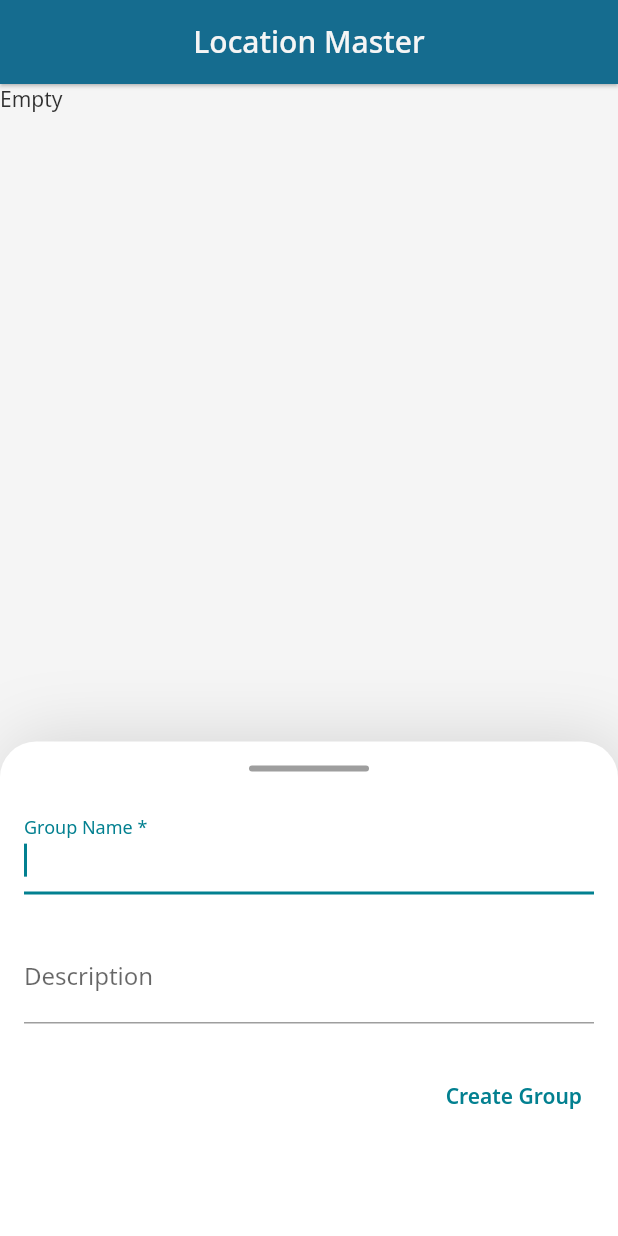
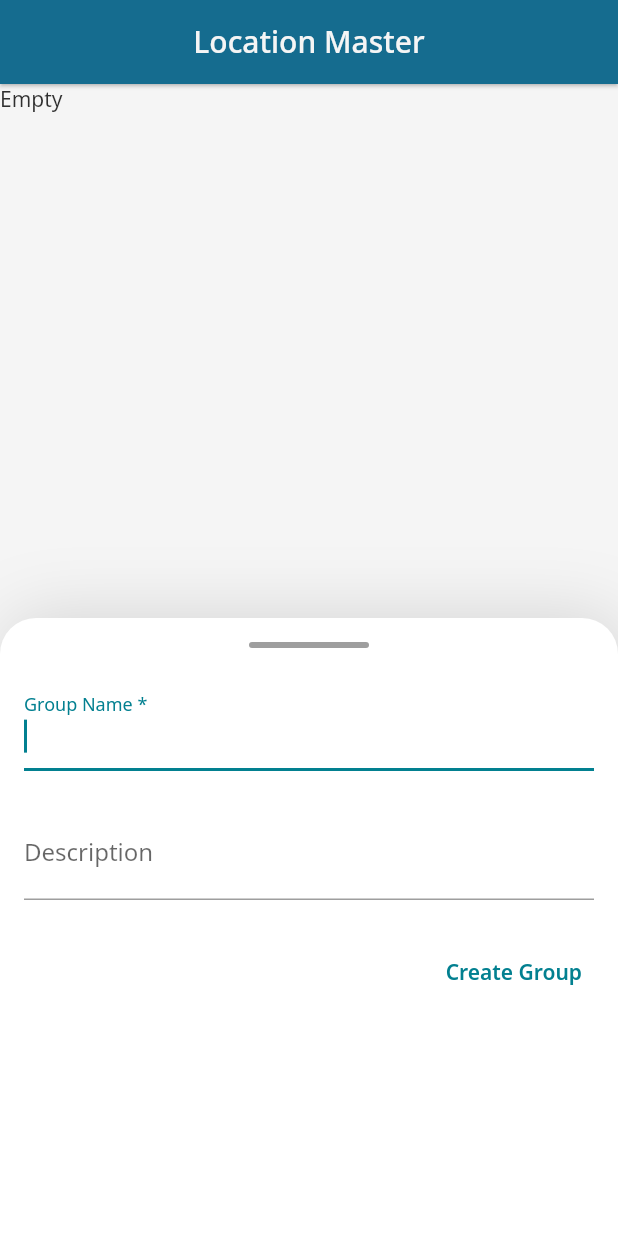
Before and after one commit to shreekaramhq/location-master, a Flutter app: the screen it shows after launch, after a tap on the "list" icon, on a phone screen of 412 x 824 dp. Run offline on Flutter 3.47's test engine with Material 2 defaults, Android fonts, the phone set to English and light mode, and no system bars; our stand-ins replace flutter_riverpod, flutter_slidable, flutter_svg, freezed_annotation, geolocator, go_router and 3 more; accounts and stored records are empty.

Commit message:
Fix styling and open the location in map than opening the navigation

```diff
--- a/lib/modules/group/groups_list_page.dart
+++ b/lib/modules/group/groups_list_page.dart
@@ -56,14 +56,15 @@ class _GroupsListPageState extends ConsumerState<GroupsListPage> with RouteAware
         context: context,
         isScrollControlled: true,
         enableDrag: true,
-        isDismissible: true,
+        isDismissible: false,
         useRootNavigator: true,
         backgroundColor: Colors.transparent,
         barrierColor: Colors.grey.withOpacity(0.1),
+        constraints: BoxConstraints.loose(MediaQuery.of(context).size),
         builder: (ctx) => GestureDetector(
           behavior: HitTestBehavior.opaque,
           onTap: () {
-            Navigator.of(context).pop();
+            // Navigator.of(context).pop();
           },
           child: AnimatedPadding(
             duration: const Duration(milliseconds: 150),
@@ -116,14 +117,14 @@ class _GroupsListPageState extends ConsumerState<GroupsListPage> with RouteAware
                 ],
                 title: const Text(
                   "Are you sure?",
-                  textAlign: TextAlign.center,
+                  textAlign: TextAlign.left,
                 ),
                 content: const Text(
                   "This will delete all the locations in this group",
                   style: TextStyle(
                     color: kcMediumGreyColor,
                   ),
-                  textAlign: TextAlign.center,
+                  textAlign: TextAlign.left,
                 ),
                 contentPadding: const EdgeInsets.symmetric(vertical: 12, horizontal: 24),
               );
--- a/lib/modules/group/widgets/group_form.dart
+++ b/lib/modules/group/widgets/group_form.dart
@@ -1,5 +1,3 @@
-import 'dart:ui';
-
 import 'package:flutter/material.dart';
 import 'package:locationmaster/shared/widgets/draggable_bottom_sheet.dart';
 
@@ -48,9 +46,9 @@ class _GroupFormState extends State<GroupForm> {
   @override
   Widget build(BuildContext context) {
     return DraggableBottomSheet(
-      maxChildSize: 0.4,
-      initialChildSize: 0.4,
-      minChildSize: 0.4,
+      initialChildSize: 0.5,
+      minChildSize: 0.5,
+      maxChildSize: 0.7,
       builder: (BuildContext context, ScrollController scrollController) {
         return SingleChildScrollView(
           physics: const ClampingScrollPhysics(),
--- a/lib/modules/home/home_page.dart
+++ b/lib/modules/home/home_page.dart
@@ -26,7 +26,9 @@ class _HomePageState extends ConsumerState<HomePage> {
           Column(
             crossAxisAlignment: CrossAxisAlignment.center,
             children: [
-              Center(
+              Expanded(
+                flex: 2,
+                child: Center(
                   child: SizedBox(
                     width: 250,
                     child: SvgPicture.asset(
@@ -36,13 +38,21 @@ class _HomePageState extends ConsumerState<HomePage> {
                     ),
                   ),
                 ),
-              const Text(
+              ),
+              Expanded(
+                flex: 1,
+                child: Column(
+                  children: const [
+                    Text(
                       "Plan your trips",
                       style: TextStyle(
                         fontSize: 20,
                       ),
                     ),
-              const Text("coming soon"),
+                    Text("coming soon"),
+                  ],
+                ),
+              ),
             ],
           )
         ],
--- a/lib/modules/location/views/location_list.view.dart
+++ b/lib/modules/location/views/location_list.view.dart
@@ -38,7 +38,7 @@ class LocationListView extends ConsumerWidget {
             showMessage(context, message, color: Colors.green);
           },
           locationDeleteSuccess: (message) {
-            showMessage(context, message, color: Colors.redAccent);
+            showMessage(context, message, color: Colors.green);
           },
         );
       },
--- a/lib/modules/location/widgets/location_form.dart
+++ b/lib/modules/location/widgets/location_form.dart
@@ -59,7 +59,7 @@ class _LocationFormState extends State<LocationForm> {
     return DraggableBottomSheet(
         initialChildSize: 0.5,
         minChildSize: 0.5,
-        maxChildSize: 0.5,
+        maxChildSize: 0.7,
         builder: (context, scrollController) {
           return SingleChildScrollView(
             physics: const ClampingScrollPhysics(),
@@ -70,7 +70,7 @@ class _LocationFormState extends State<LocationForm> {
                 crossAxisAlignment: CrossAxisAlignment.start,
                 children: [
                   TextFormField(
-                    autofocus: true,
+                    autofocus: widget.name == null,
                     controller: nameController,
                     // initialValue: _location?.latitude.toString() ?? "",
                     decoration: const InputDecoration(
--- a/lib/shared/widgets/draggable_bottom_sheet.dart
+++ b/lib/shared/widgets/draggable_bottom_sheet.dart
@@ -39,6 +39,7 @@ class _DraggableBottomSheetState extends State<DraggableBottomSheet>
       minChildSize: widget.minChildSize,
       initialChildSize: widget.initialChildSize,
       maxChildSize: widget.maxChildSize,
+      snapSizes: [widget.minChildSize, widget.maxChildSize],
       snap: true,
       expand: true,
       builder: _builder,
```
Also changed, not shown: lib/modules/group/widgets/slidable_tile.dart (+0 -14 lines), lib/modules/location/locations_list_page.dart (+8 -4 lines). Lines whose indentation alone changed are shown as unchanged.
